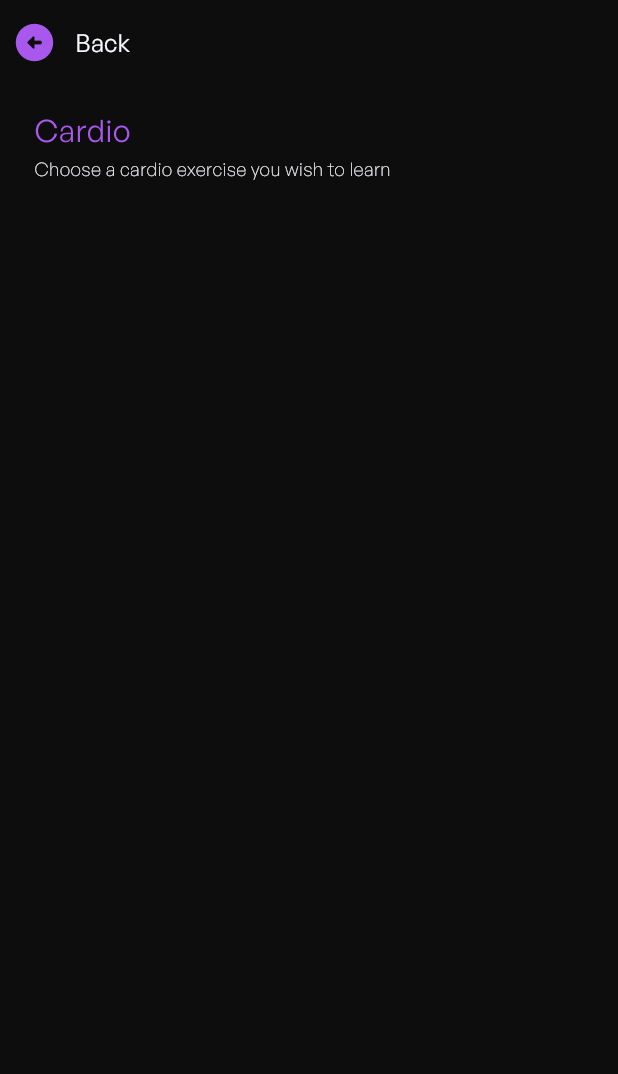
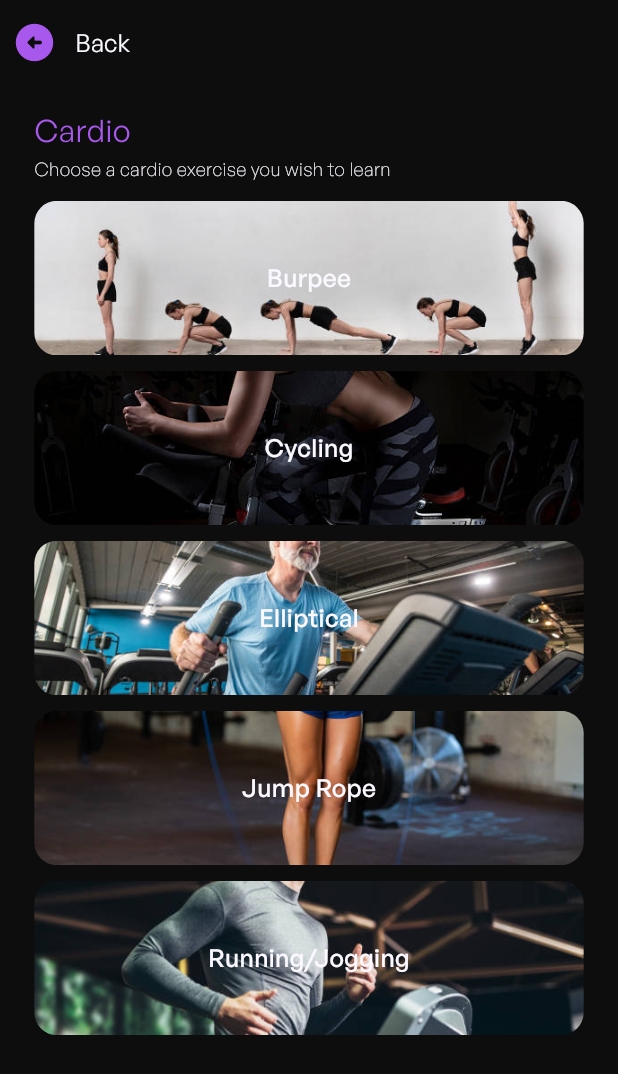
Before and after one commit to MNJDen/WeFit, a Flutter app: the WorkoutGuidePage_Cardio screen opened directly, on a phone screen of 412 x 824 dp. Shown: the top 1074 px of the screen. Run offline on Flutter 3.47's test engine with Material 3 defaults, Android fonts, the phone set to English and light mode, and no system bars; our stand-ins replace carousel_slider, cloud_firestore, firebase_auth, firebase_core, flutter_animate, flutter_screenutil and 1 more; accounts and stored records are empty; project files that could hold a hidden picture were left out.

Commit message:
Pages: Update Cardio Workout Guide Pages

```diff
--- a/lib/Screens/Workout Guide Pages/Main Menu/WorkoutGuidePage_Cardio.dart
+++ b/lib/Screens/Workout Guide Pages/Main Menu/WorkoutGuidePage_Cardio.dart
@@ -1,12 +1,18 @@
 import 'package:flutter/material.dart';
 import 'package:flutter/rendering.dart';
 import 'package:flutter_screenutil/flutter_screenutil.dart';
+import 'package:itec303/Screens/Workout%20Guide%20Pages/CardioExercises/Cardio_b.dart';
+import 'package:itec303/Screens/Workout%20Guide%20Pages/CardioExercises/Cardio_c.dart';
+import 'package:itec303/Screens/Workout%20Guide%20Pages/CardioExercises/Cardio_e.dart';
+import 'package:itec303/Screens/Workout%20Guide%20Pages/CardioExercises/Cardio_jr.dart';
+import 'package:itec303/Screens/Workout%20Guide%20Pages/CardioExercises/Cardio_rj.dart';
 
 class WorkoutGuidePage_Cardio extends StatefulWidget {
   const WorkoutGuidePage_Cardio({super.key});
 
   @override
-  State<WorkoutGuidePage_Cardio> createState() => _WorkoutGuidePage_CardioState();
+  State<WorkoutGuidePage_Cardio> createState() =>
+      _WorkoutGuidePage_CardioState();
 }
 
 class _WorkoutGuidePage_CardioState extends State<WorkoutGuidePage_Cardio> {
@@ -14,22 +20,31 @@ class _WorkoutGuidePage_CardioState extends State<WorkoutGuidePage_Cardio> {
   final purpleColor = const Color.fromRGBO(169, 88, 237, 1);
   final whiteColor = const Color.fromRGBO(251, 248, 255, 1);
 
+  //List of Route
+  final List<Widget> cardioExerciseScreens = [
+    const Cardio_b(),
+    const Cardio_c(),
+    const Cardio_e(),
+    const Cardio_jr(),
+    const Cardio_rj(),
+  ];
   // List of image paths
-  final List<String> chestExerciseImages = [
-    // 'assets/images/dbFlatBenchPress.png',
-    // 'assets/images/dbInclineBenchPress.png',
-    // 'assets/images/dbFlatBenchFlys.png',
-    // 'assets/images/dbInclineBenchFlys.png',
+  final List<String> cardioExerciseImages = [
+    'assets/images/Cardio_b.png',
+    'assets/images/Cardio_c.png',
+    'assets/images/Cardio_e.png',
+    'assets/images/Cardio_jr.png',
+    'assets/images/Cardio_rj.png',
     // Add more image paths as needed
   ];
 
   // List of exercise names corresponding to each image
-  final List<String> chestExerciseNames = [
+  final List<String> cardioExerciseNames = [
+    'Burpee',
+    'Cycling',
+    'Elliptical',
+    'Jump Rope',
     'Running/Jogging',
-    'Cycling',
-    'Burpee',
-    'Jump Rope',
-    'Elliptical',
     // Add more exercise names as needed
   ];
 
@@ -107,24 +122,40 @@ class _WorkoutGuidePage_CardioState extends State<WorkoutGuidePage_Cardio> {
                 ),
                 // List of images displayed vertically
                 Column(
-                  children: List.generate(chestExerciseImages.length, (index) {
+                  children: List.generate(cardioExerciseImages.length, (index) {
                     return InkWell(
-                      onTap: () {},
+                      onTap: () {
+                        Navigator.push(
+                          context,
+                          PageRouteBuilder(
+                            pageBuilder: (BuildContext context,
+                                Animation<double> animation1,
+                                Animation<double> animation2) {
+                              return cardioExerciseScreens[index];
+                            },
+                            transitionDuration: Duration.zero,
+                            reverseTransitionDuration: Duration.zero,
+                          ),
+                        );
+                      },
                       child: Padding(
                         padding: EdgeInsets.only(bottom: 10.h),
                         child: Stack(
                           alignment: Alignment.center,
                           children: [
-                            Image.asset(
-                              chestExerciseImages[index],
-                              height: 75.h, // Adjust the height as needed
+                            ClipRRect(
+                              borderRadius: BorderRadius.circular(15), // Adjust the border radius as needed
+                              child: Image.asset(
+                                cardioExerciseImages[index],
+                                height: 100.h, // Adjust the height as needed
                                 width: 320.w, // Adjust the width as needed
                                 fit: BoxFit.cover,
+                              ),
                             ),
                             Positioned.fill(
                               child: Center(
                                 child: Text(
-                                  chestExerciseNames[index],
+                                  cardioExerciseNames[index],
                                   style: TextStyle(
                                     fontSize: 16.sp,
                                     fontWeight: FontWeight.w500,
```
Lines whose indentation alone changed are shown as unchanged.
